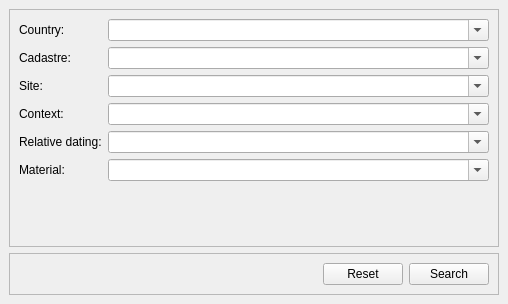
First picture: the form in commander/plugins/C14SearchMembers/ui/View.ui, repository demjanp/deposit, before the edit.
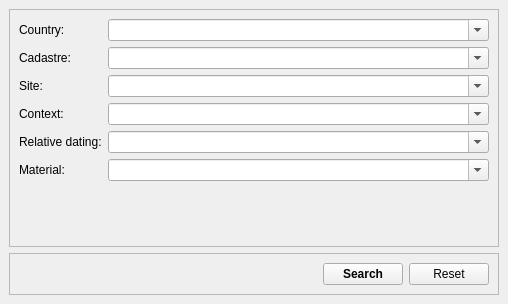
Second picture: the form after the edit.

```diff
--- a/commander/plugins/C14SearchMembers/ui/View.ui
+++ b/commander/plugins/C14SearchMembers/ui/View.ui
@@ -146,16 +146,22 @@
         </spacer>
        </item>
        <item>
-        <widget class="QPushButton" name="resetButton">
+        <widget class="QPushButton" name="searchButton">
+         <property name="font">
+          <font>
+           <weight>75</weight>
+           <bold>true</bold>
+          </font>
+         </property>
          <property name="text">
-          <string>Reset</string>
+          <string>Search</string>
          </property>
         </widget>
        </item>
        <item>
-        <widget class="QPushButton" name="searchButton">
+        <widget class="QPushButton" name="resetButton">
          <property name="text">
-          <string>Search</string>
+          <string>Reset</string>
          </property>
         </widget>
        </item>
```
